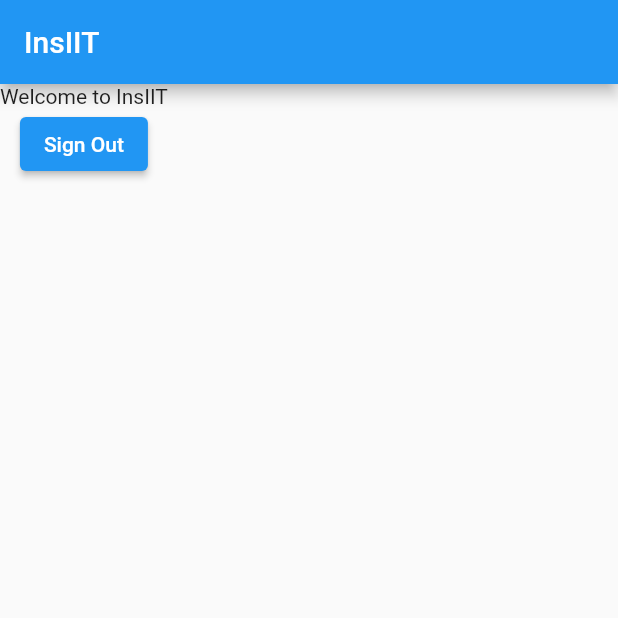
After one commit to Sandeep-Desai/InsIIT_IBP, a Flutter app: the screen it shows after launch, after a tap on "Login with Google", on a phone screen of 412 x 824 dp, the top half of it. The commit adds this screen. Run offline on Flutter 3.47's test engine with Material 2 defaults, Android fonts, the light colour scheme and no system bars; our stand-ins replace firebase_auth, firebase_core, google_sign_in; accounts and stored records are empty.

Commit message:
Added login page

```diff
--- /dev/null
+++ b/lib/auth.dart
@@ -0,0 +1,23 @@
+import 'package:firebase_auth/firebase_auth.dart';
+import 'package:firebase_core/firebase_core.dart';
+import 'package:google_sign_in/google_sign_in.dart';
+import 'package:insiit/homepage.dart';
+
+final FirebaseAuth _auth = FirebaseAuth.instance;
+final GoogleSignIn googleSignIn = GoogleSignIn();
+
+Future<void> signWithGoogleId() async {
+  await Firebase.initializeApp();
+  final GoogleSignInAccount? googleId = await googleSignIn.signIn();
+  final GoogleSignInAuthentication googleIdAuth =
+      await googleId!.authentication;
+  final AuthCredential cred = GoogleAuthProvider.credential(
+      accessToken: googleIdAuth.accessToken, idToken: googleIdAuth.idToken);
+  final UserCredential authResult = await _auth.signInWithCredential(cred);
+  final User? user = authResult.user;
+  print(user?.displayName);
+}
+
+Future<void> signOut() async {
+  await googleSignIn.signOut();
+}
--- /dev/null
+++ b/lib/homepage.dart
@@ -0,0 +1,37 @@
+import 'package:flutter/material.dart';
+import 'package:insiit/auth.dart';
+import 'package:insiit/loginScreen.dart';
+
+void main() => runApp(homepage());
+
+class homepage extends StatefulWidget {
+  @override
+  State<homepage> createState() => _homepagestate();
+}
+
+class _homepagestate extends State<homepage> {
+  @override
+  Widget build(BuildContext context) {
+    return MaterialApp(
+      home: Scaffold(
+        appBar: AppBar(
+          title: Text("InsIIT"),
+        ),
+        body: Column(
+          children: [
+            Text("Welcome to InsIIT"),
+            ElevatedButton(
+                onPressed: () {
+                  signOut();
+                  Navigator.push(
+                    context,
+                    MaterialPageRoute(builder: (context) => LoginPage()),
+                  );
+                },
+                child: Text("Sign Out"))
+          ],
+        ),
+      ),
+    );
+  }
+}
--- a/lib/loginScreen.dart
+++ b/lib/loginScreen.dart
@@ -1,5 +1,38 @@
 import 'package:flutter/material.dart';
+import 'package:insiit/auth.dart';
+import 'package:insiit/homepage.dart';
 
-void main() => runApp(MaterialApp(
-      home: Text("Login Page"),
-    ));
+void main() => runApp(LoginPage());
+
+class LoginPage extends StatefulWidget {
+  @override
+  State<LoginPage> createState() => loginPageState();
+}
+
+class loginPageState extends State<LoginPage> {
+  @override
+  Widget build(BuildContext context) {
+    return MaterialApp(
+        routes: {'/homepage': (context) => homepage()}, home: Myhome());
+  }
+}
+
+class Myhome extends StatelessWidget {
+  @override
+  Widget build(BuildContext context) {
+    return Scaffold(
+      appBar: AppBar(title: Text("InsIIT")),
+      body: Column(
+        children: [
+          Image.asset('images/iitgn_logo.png'),
+          ElevatedButton(
+              onPressed: () {
+                signWithGoogleId();
+                Navigator.pushNamed(context, '/homepage');
+              },
+              child: Text("Login with Google"))
+        ],
+      ),
+    );
+  }
+}
```
Also changed, not shown: lib/main.dart (+25 -21 lines), pubspec.yaml (+6 -3 lines), images/iitgn_logo.png (added), pubspec.lock, 2 other files.
